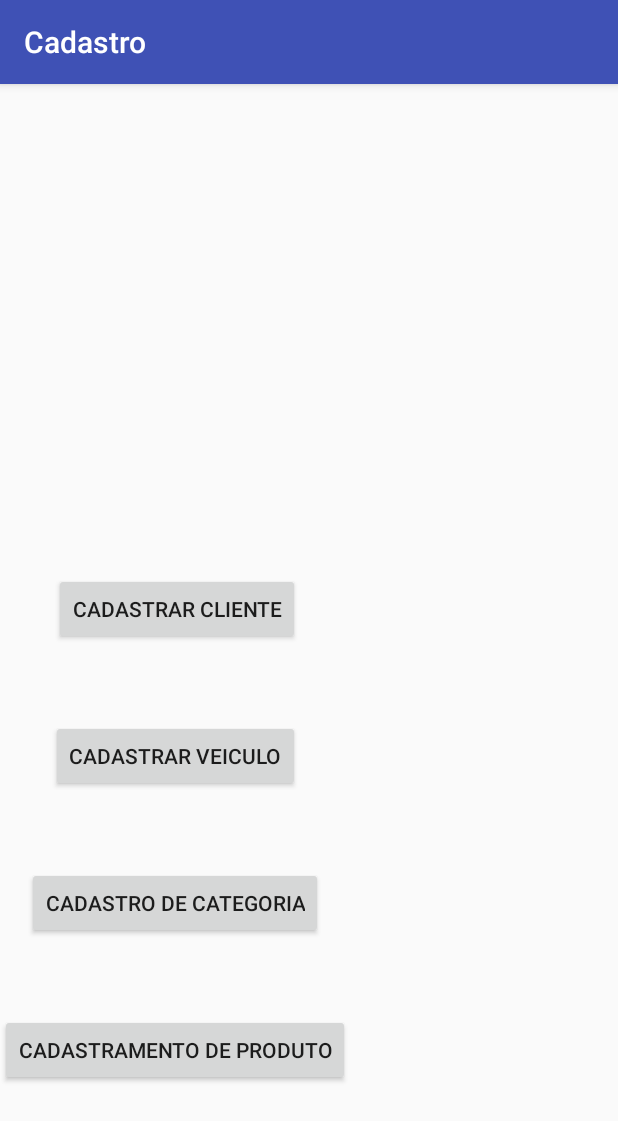
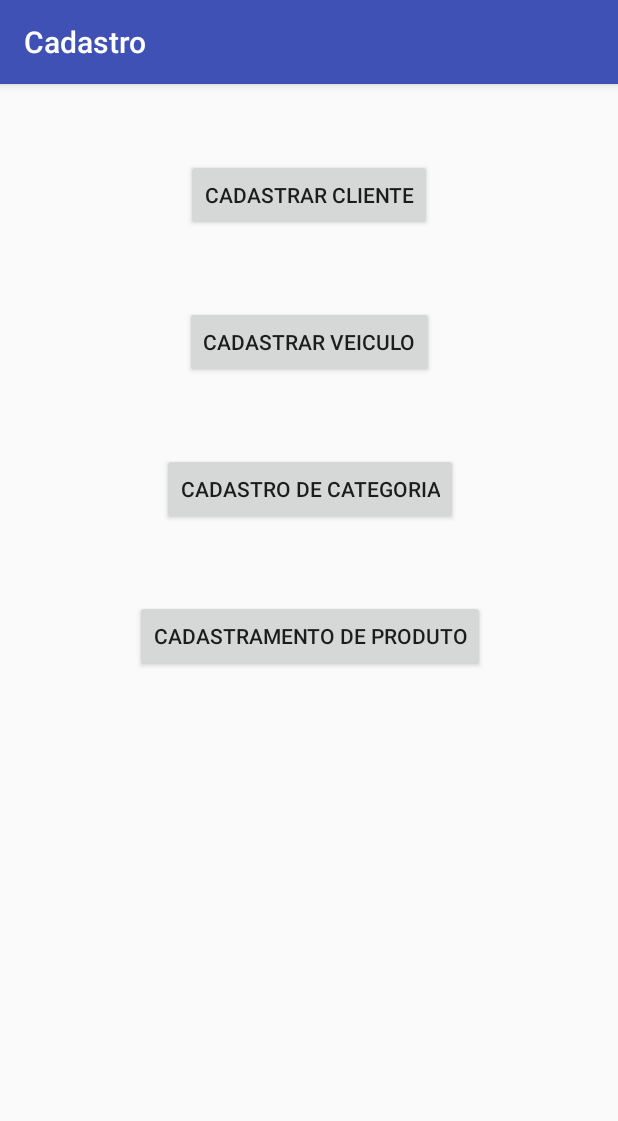
Before and after one commit to CaiioSantos/Mercado, an Android app: the Cadastro screen opened directly, with no data from a screen before it, on a phone screen of 412 x 824 dp. Shown: the top 1121 px of the screen. Run offline under Robolectric (Android 15) with nearby library versions, the phone set to English and light mode, and no system bars.

Commit message:
Concluindo algumas telas e funções

```diff
--- a/app/build.gradle
+++ b/app/build.gradle
@@ -21,7 +21,7 @@ android {
 dependencies {
     implementation fileTree(dir: 'libs', include: ['*.jar'])
     //noinspection GradleCompatible
-    implementation 'com.android.support:appcompat-v7:27.0.2'
+    implementation 'com.android.support:appcompat-v7:28.0.0'
     implementation 'com.android.support.constraint:constraint-layout:1.1.3'
     implementation 'com.google.firebase:firebase-database:16.0.2'
     testImplementation 'junit:junit:4.12'
--- a/app/src/main/res/layout/activity_cadastro.xml
+++ b/app/src/main/res/layout/activity_cadastro.xml
@@ -11,41 +11,43 @@
         android:id="@+id/btn_cadCategoria"
         android:layout_width="wrap_content"
         android:layout_height="wrap_content"
-        android:layout_marginBottom="50dp"
-        android:layout_marginEnd="8dp"
-        android:layout_marginStart="8dp"
+        android:layout_marginTop="50dp"
         android:onClick="btnCadastroCategoria"
         android:text="@string/btnCadCategoria"
-        app:layout_constraintBottom_toTopOf="@+id/btn_cadProduto"
-        app:layout_constraintEnd_toEndOf="@+id/btn_cadProduto"
-        app:layout_constraintStart_toStartOf="@+id/btn_cadProduto" />
+        app:layout_constraintEnd_toEndOf="@+id/button2"
+        app:layout_constraintStart_toStartOf="@+id/button2"
+        app:layout_constraintTop_toBottomOf="@+id/button2" />
 
     <Button
         android:id="@+id/btn_cadProduto"
         android:layout_width="wrap_content"
         android:layout_height="wrap_content"
-        android:layout_marginBottom="100dp"
+        android:layout_marginTop="50dp"
         android:onClick="btnCadastroProduto"
         android:text="@string/btnCadProduto"
-        app:layout_constraintBottom_toBottomOf="parent"
-        tools:layout_editor_absoluteX="77dp" />
+        app:layout_constraintEnd_toEndOf="@+id/btn_cadCategoria"
+        app:layout_constraintStart_toStartOf="@+id/btn_cadCategoria"
+        app:layout_constraintTop_toBottomOf="@+id/btn_cadCategoria" />
 
     <Button
         android:id="@+id/btn_CadastroCliente"
         android:layout_width="wrap_content"
         android:layout_height="wrap_content"
-        android:layout_marginBottom="50dp"
+        android:layout_marginStart="8dp"
+        android:layout_marginTop="50dp"
+        android:layout_marginEnd="8dp"
         android:text="@string/btnCadastroCliente"
-        app:layout_constraintBottom_toTopOf="@+id/button2"
-        app:layout_constraintEnd_toEndOf="@+id/button2" />
+        app:layout_constraintEnd_toEndOf="parent"
+        app:layout_constraintStart_toStartOf="parent"
+        app:layout_constraintTop_toTopOf="parent" />
 
     <Button
         android:id="@+id/button2"
         android:layout_width="wrap_content"
         android:layout_height="wrap_content"
-        android:layout_marginBottom="50dp"
-        android:layout_marginStart="16dp"
+        android:layout_marginTop="50dp"
         android:text="@string/btnCadastrarVeiculo"
-        app:layout_constraintBottom_toTopOf="@+id/btn_cadCategoria"
-        app:layout_constraintStart_toStartOf="@+id/btn_cadCategoria" />
+        app:layout_constraintEnd_toEndOf="@+id/btn_CadastroCliente"
+        app:layout_constraintStart_toStartOf="@+id/btn_CadastroCliente"
+        app:layout_constraintTop_toBottomOf="@+id/btn_CadastroCliente" />
 </android.support.constraint.ConstraintLayout>
--- a/app/src/main/res/values/strings.xml
+++ b/app/src/main/res/values/strings.xml
@@ -26,4 +26,8 @@
     <string name="edtTelefone" />
     <string name="edtDataNascimento" />
     <string name="btnCadCliente">Cadastrar</string>
+    <string name="edtPlacaCarro" />
+    <string name="edtTipoDeVeiculo" />
+    <string name="textSelecioneCliente" />
+    <string name="btnCadVeiculo">Cadastrar Veiculo</string>
 </resources>
--- a/build.gradle
+++ b/build.gradle
@@ -7,7 +7,7 @@ buildscript {
         jcenter()
     }
     dependencies {
-        classpath 'com.android.tools.build:gradle:3.1.4'
+        classpath 'com.android.tools.build:gradle:3.2.0'
         classpath 'com.google.gms:google-services:4.0.1'
 
 
```
Also changed, not shown: app/src/main/java/com/example/esperimenti/cadlist/CadProduto.java (+0 -18 lines), app/src/main/java/com/example/esperimenti/cadlist/CadVeiculo.java (added, +24 -0 lines), app/src/main/java/com/example/esperimenti/cadlist/Lista.java (+0 -9 lines), app/src/main/res/layout/activity_cad_produto.xml (+6 -16 lines), app/src/main/res/layout/activity_cad_veiculo.xml (added, +80 -0 lines), app/src/main/res/drawable/teste2.jpg (added), gradle/wrapper/gradle-wrapper.properties.
